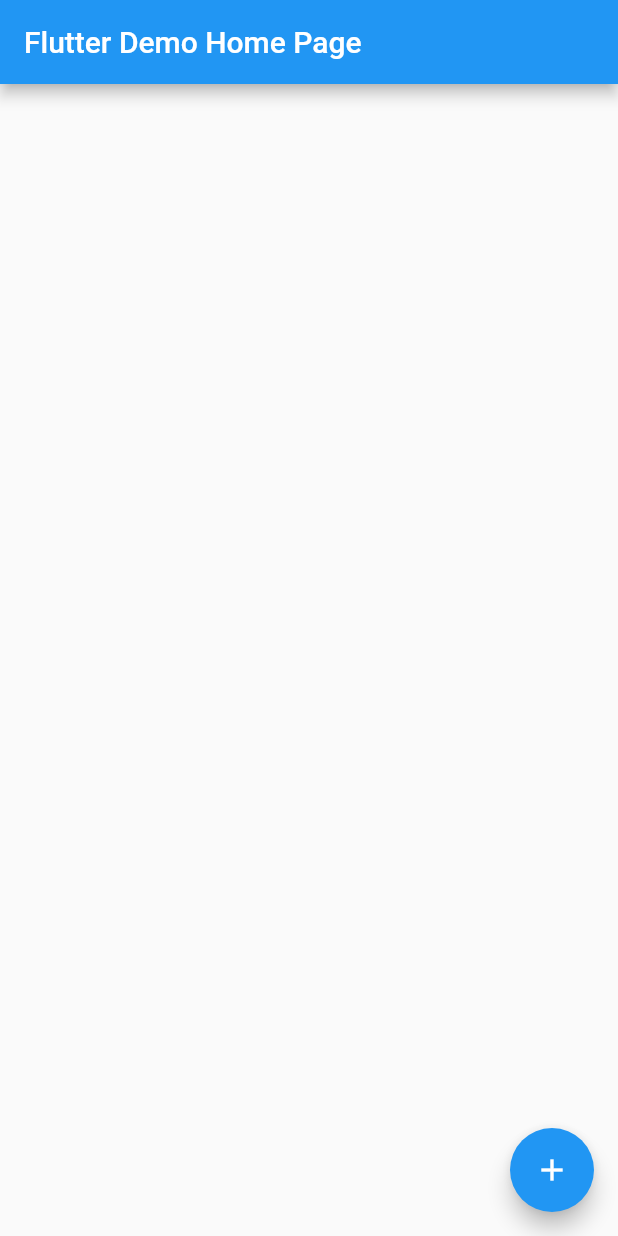
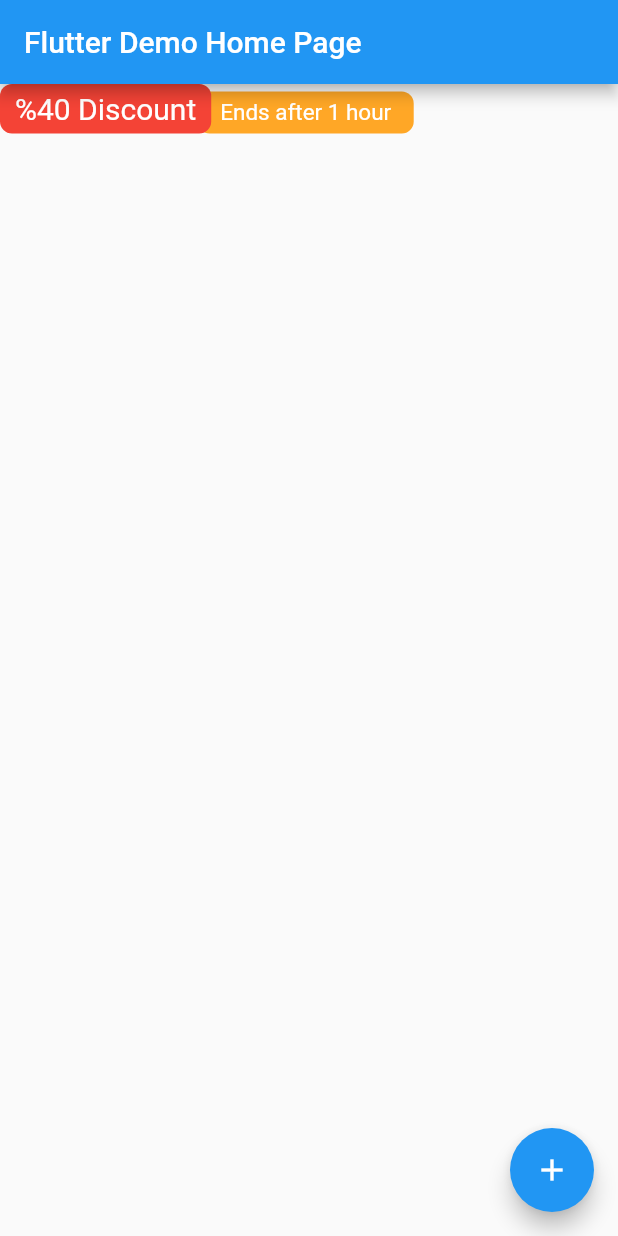
Before and after one commit to turlvo/stackoverflow, a Flutter app: the screen it shows after launch, on a phone screen of 412 x 824 dp. Run offline on Flutter 3.47's test engine with Material 2 defaults, Android fonts, the phone set to English and light mode, and no system bars.

Commit message:
resolve 69174334

```diff
--- a/lib/main.dart
+++ b/lib/main.dart
@@ -49,6 +49,41 @@ class _MyHomePageState extends State<MyHomePage> {
   }
 
   Widget _buildBody() {
-    return Container();
+    return Stack(
+        clipBehavior: Clip.none,
+        alignment: AlignmentDirectional.bottomStart,
+        children: <Widget>[
+          Positioned(
+            right: -135,
+            child: Container(
+              padding: EdgeInsets.symmetric(horizontal: 15, vertical: 5),
+              decoration: BoxDecoration(
+                color: Colors.orange[400],
+                borderRadius: BorderRadius.all(Radius.circular(8.0)),
+              ),
+              child: Text(
+                'Ends after 1 hour',
+                style: TextStyle(
+                  fontSize: 15,
+                  color: Colors.white,
+                ),
+              ),
+            ),
+          ),
+          Container(
+            padding: EdgeInsets.symmetric(horizontal: 10, vertical: 5),
+            decoration: BoxDecoration(
+              color: Colors.red,
+              borderRadius: BorderRadius.all(Radius.circular(8.0)),
+            ),
+            child: Text(
+              '%40 Discount',
+              style: TextStyle(
+                fontSize: 20,
+                color: Colors.white,
+              ),
+            ),
+          ),
+        ]);
   }
 }
```
